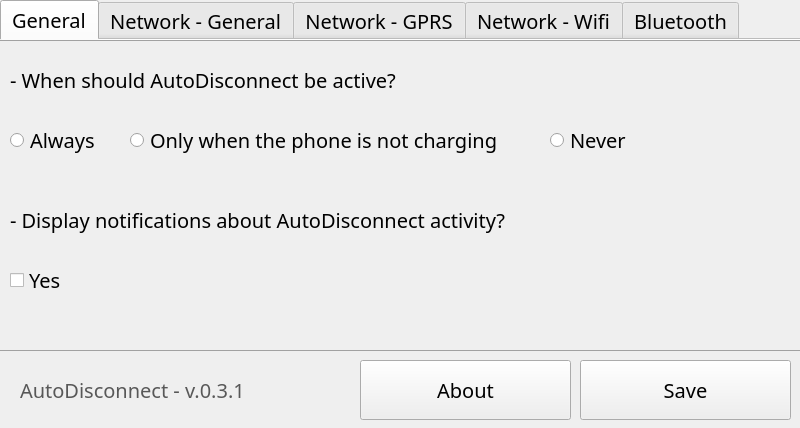
Before: the Qt Designer form src/uis/mainwindow.ui in abrisse/AutoDisconnect, drawn with Qt 5.
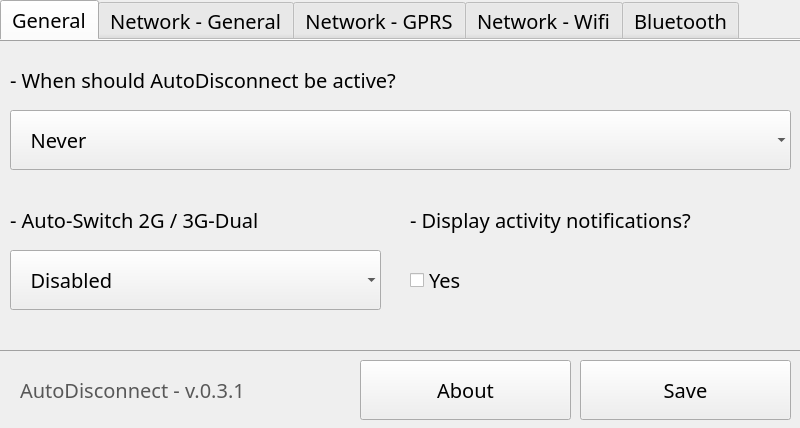
After: the same form once the commit is applied.

Commit message: * Enhancement of AutoSwitch [#5861] :    + 3G/Dual option - Reporter jaguilar    + Active only when 3G is on - Special thanks to maddler    + Others enhancements * Fix [#5918] : The minus button on the SpinBox on the bluetooth tab was defective - Reporter hironico * New feature [#5870] : Add an option: "Do not disconnect while using the device" - Reporter c1fs2aom * New feature [#5919] : Add a grace period for each connection

What changed in the file:
```diff
--- a/src/uis/mainwindow.ui
+++ b/src/uis/mainwindow.ui
@@ -67,7 +67,7 @@
      <number>0</number>
     </property>
     <property name="elideMode">
-     <enum>Qt::ElideMiddle</enum>
+     <enum>Qt::ElideNone</enum>
     </property>
     <property name="usesScrollButtons">
      <bool>true</bool>
@@ -88,7 +88,7 @@
      <widget class="QCheckBox" name="chkNotifications">
       <property name="geometry">
        <rect>
-        <x>10</x>
+        <x>410</x>
         <y>210</y>
         <width>131</width>
         <height>60</height>
@@ -135,7 +135,7 @@
        <rect>
         <x>10</x>
         <y>10</y>
-        <width>591</width>
+        <width>771</width>
         <height>60</height>
        </rect>
       </property>
@@ -149,66 +149,152 @@
        <string>- When should AutoDisconnect be active?</string>
       </property>
      </widget>
-     <widget class="QRadioButton" name="radioEnabledAlways">
-      <property name="geometry">
-       <rect>
-        <x>10</x>
-        <y>70</y>
-        <width>101</width>
-        <height>60</height>
-       </rect>
-      </property>
-      <property name="font">
-       <font>
-        <pointsize>15</pointsize>
-       </font>
-      </property>
-      <property name="text">
-       <string>Always</string>
-      </property>
-     </widget>
-     <widget class="QRadioButton" name="radioEnabledNotCharging">
-      <property name="geometry">
-       <rect>
-        <x>130</x>
-        <y>70</y>
-        <width>401</width>
-        <height>60</height>
-       </rect>
-      </property>
-      <property name="font">
-       <font>
-        <pointsize>15</pointsize>
-       </font>
-      </property>
-      <property name="text">
-       <string>Only when the phone is not charging</string>
-      </property>
-     </widget>
-     <widget class="QRadioButton" name="radioEnabledNever">
-      <property name="geometry">
-       <rect>
-        <x>550</x>
-        <y>70</y>
-        <width>101</width>
-        <height>60</height>
-       </rect>
-      </property>
-      <property name="font">
-       <font>
-        <pointsize>15</pointsize>
-       </font>
-      </property>
-      <property name="text">
-       <string>Never</string>
-      </property>
-     </widget>
      <widget class="QLabel" name="label_13">
       <property name="geometry">
        <rect>
+        <x>410</x>
+        <y>150</y>
+        <width>361</width>
+        <height>60</height>
+       </rect>
+      </property>
+      <property name="font">
+       <font>
+        <family>Sans Serif</family>
+        <pointsize>15</pointsize>
+       </font>
+      </property>
+      <property name="text">
+       <string>- Display activity notifications?</string>
+      </property>
+     </widget>
+     <widget class="QComboBox" name="enabledList">
+      <property name="geometry">
+       <rect>
         <x>10</x>
+        <y>70</y>
+        <width>781</width>
+        <height>60</height>
+       </rect>
+      </property>
+      <property name="font">
+       <font>
+        <family>Sans Serif</family>
+        <pointsize>15</pointsize>
+       </font>
+      </property>
+      <property name="currentIndex">
+       <number>0</number>
+      </property>
+      <property name="frame">
+       <bool>false</bool>
+      </property>
+      <item>
+       <property name="text">
+        <string>   Never</string>
+       </property>
+      </item>
+      <item>
+       <property name="text">
+        <string>   Always</string>
+       </property>
+      </item>
+      <item>
+       <property name="text">
+        <string>   When the device is not charging</string>
+       </property>
+      </item>
+      <item>
+       <property name="text">
+        <string>   When the device is locked</string>
+       </property>
+      </item>
+      <item>
+       <property name="text">
+        <string>   When the device is locked AND not charging</string>
+       </property>
+      </item>
+     </widget>
+     <widget class="QComboBox" name="networkModeList">
+      <property name="geometry">
+       <rect>
+        <x>10</x>
+        <y>210</y>
+        <width>371</width>
+        <height>60</height>
+       </rect>
+      </property>
+      <property name="font">
+       <font>
+        <family>Sans Serif</family>
+        <pointsize>15</pointsize>
+       </font>
+      </property>
+      <property name="frame">
+       <bool>false</bool>
+      </property>
+      <item>
+       <property name="text">
+        <string>   Disabled</string>
+       </property>
+      </item>
+      <item>
+       <property name="text">
+        <string>   3G - Switch last 3''</string>
+       </property>
+      </item>
+      <item>
+       <property name="text">
+        <string>   3G - Switch last 4''</string>
+       </property>
+      </item>
+      <item>
+       <property name="text">
+        <string>   3G - Switch last 5''</string>
+       </property>
+      </item>
+      <item>
+       <property name="text">
+        <string>   3G - Switch last 6''</string>
+       </property>
+      </item>
+      <item>
+       <property name="text">
+        <string>   3G - Switch last 7''</string>
+       </property>
+      </item>
+      <item>
+       <property name="text">
+        <string>   Dual - Switch last 4''</string>
+       </property>
+      </item>
+      <item>
+       <property name="text">
+        <string>   Dual - Switch last 5''</string>
+       </property>
+      </item>
+      <item>
+       <property name="text">
+        <string>   Dual - Switch last 6''</string>
+       </property>
+      </item>
+      <item>
+       <property name="text">
+        <string>   Dual - Switch last 7''</string>
+       </property>
+      </item>
+      <item>
+       <property name="text">
+        <string>   Dual - Switch last 8''</string>
+       </property>
+      </item>
+     </widget>
+     <widget class="QLabel" name="label_17">
+      <property name="geometry">
+       <rect>
+        <x>10</x>
         <y>150</y>
-        <width>791</width>
+        <width>371</width>
         <height>60</height>
        </rect>
       </property>
@@ -219,7 +305,13 @@
        </font>
       </property>
       <property name="text">
-       <string>- Display notifications about AutoDisconnect activity?</string>
+       <string>- Auto-Switch 2G / 3G-Dual</string>
+      </property>
+      <property name="textFormat">
+       <enum>Qt::AutoText</enum>
+      </property>
+      <property name="wordWrap">
+       <bool>true</bool>
       </property>
      </widget>
     </widget>
@@ -364,71 +456,6 @@
        <bool>true</bool>
       </property>
      </widget>
-     <widget class="QLabel" name="label_17">
-      <property name="geometry">
-       <rect>
-        <x>440</x>
-        <y>10</y>
-        <width>331</width>
-        <height>60</height>
-       </rect>
-      </property>
-      <property name="sizePolicy">
-       <sizepolicy hsizetype="Preferred" vsizetype="Preferred">
-        <horstretch>0</horstretch>
-        <verstretch>0</verstretch>
-       </sizepolicy>
-      </property>
-      <property name="font">
-       <font>
-        <family>Sans Serif</family>
-        <pointsize>15</pointsize>
-       </font>
-      </property>
-      <property name="text">
-       <string>- Network Mode (beta) :</string>
-      </property>
-      <property name="textFormat">
-       <enum>Qt::AutoText</enum>
-      </property>
-      <property name="wordWrap">
-       <bool>true</bool>
-      </property>
-     </widget>
-     <widget class="QCheckBox" name="chkUse2G">
-      <property name="geometry">
-       <rect>
-        <x>440</x>
-        <y>70</y>
-        <width>351</width>
-        <height>60</height>
-       </rect>
-      </property>
-      <property name="sizePolicy">
-       <sizepolicy hsizetype="Preferred" vsizetype="Preferred">
-        <horstretch>0</horstretch>
-        <verstretch>0</verstretch>
-       </sizepolicy>
-      </property>
-      <property name="minimumSize">
-       <size>
-        <width>0</width>
-        <height>0</height>
-       </size>
-      </property>
-      <property name="font">
-       <font>
-        <family>Sans Serif</family>
-        <pointsize>15</pointsize>
-       </font>
-      </property>
-      <property name="text">
-       <string>Use 2G when not connected</string>
-      </property>
-      <property name="checked">
-       <bool>false</bool>
-      </property>
-     </widget>
      <widget class="QCheckBox" name="chkExceptionOpenVPN">
       <property name="geometry">
        <rect>
```
Left out of the diff: 230 changed lines with no effect on the pictures. The commit also changes 11 other files.
